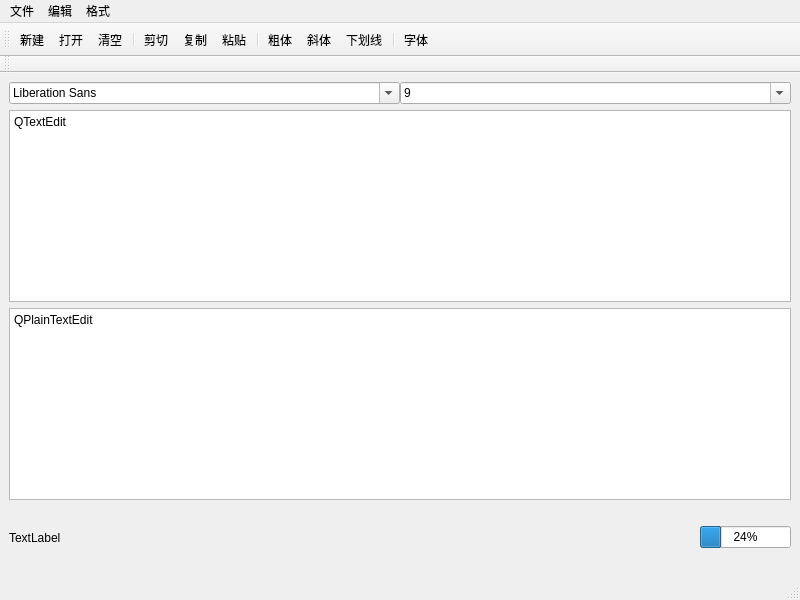
Before: the Qt Designer form _en/Computer/Operating_System/Qt_C++_Programming/Notebook/Notebook.ui in bss9395/bss9395.github.io, drawn with Qt 5.
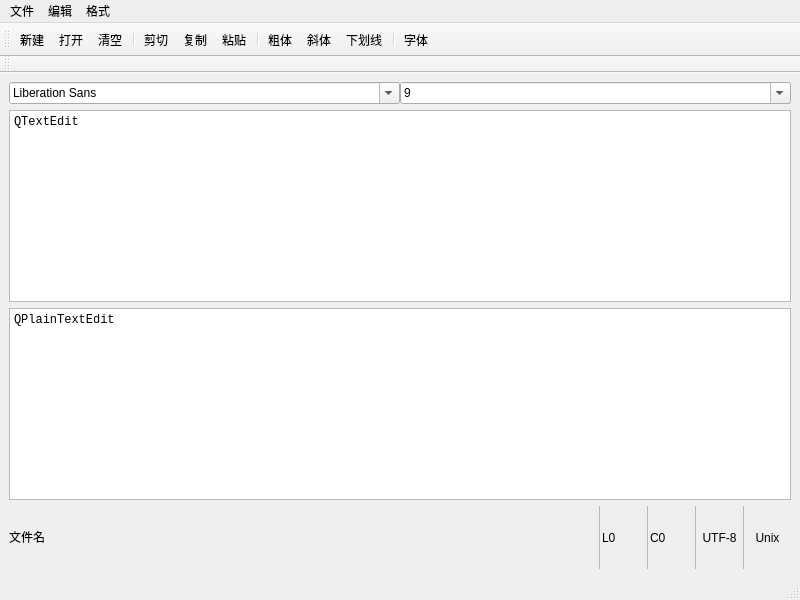
After: the same form once the commit is applied. Icons and pictures are not drawn.

```diff
--- a/_en/Computer/Operating_System/Qt_C++_Programming/Notebook/Notebook.ui
+++ b/_en/Computer/Operating_System/Qt_C++_Programming/Notebook/Notebook.ui
@@ -225,17 +225,27 @@
     </item>
     <item>
      <widget class="QTextEdit" name="TE_Notebook">
+      <property name="font">
+       <font>
+        <family>Consolas</family>
+       </font>
+      </property>
       <property name="html">
        <string>&lt;!DOCTYPE HTML PUBLIC &quot;-//W3C//DTD HTML 4.0//EN&quot; &quot;http://www.w3.org/TR/REC-html40/strict.dtd&quot;&gt;
 &lt;html&gt;&lt;head&gt;&lt;meta name=&quot;qrichtext&quot; content=&quot;1&quot; /&gt;&lt;style type=&quot;text/css&quot;&gt;
 p, li { white-space: pre-wrap; }
-&lt;/style&gt;&lt;/head&gt;&lt;body style=&quot; font-family:'SimSun'; font-size:9pt; font-weight:400; font-style:normal;&quot;&gt;
+&lt;/style&gt;&lt;/head&gt;&lt;body style=&quot; font-family:'Consolas'; font-size:9pt; font-weight:400; font-style:normal;&quot;&gt;
 &lt;p style=&quot; margin-top:0px; margin-bottom:0px; margin-left:0px; margin-right:0px; -qt-block-indent:0; text-indent:0px;&quot;&gt;QTextEdit&lt;/p&gt;&lt;/body&gt;&lt;/html&gt;</string>
       </property>
      </widget>
     </item>
     <item>
      <widget class="QPlainTextEdit" name="PTE_Notebook">
+      <property name="font">
+       <font>
+        <family>Consolas</family>
+       </font>
+      </property>
       <property name="plainText">
        <string>QPlainTextEdit</string>
       </property>
@@ -274,22 +284,166 @@
         <number>0</number>
        </property>
        <item>
-        <widget class="QLabel" name="L_Filename">
+        <widget class="QPushButton" name="PB_Filename">
+         <property name="font">
+          <font>
+           <family>Consolas</family>
+          </font>
+         </property>
+         <property name="styleSheet">
+          <string notr="true">QPushButton { 
+	text-align: left;
+	border: 0px;
+}</string>
+         </property>
          <property name="text">
-          <string>TextLabel</string>
+          <string>文件名</string>
          </property>
+         <property name="default">
+          <bool>false</bool>
+         </property>
+         <property name="flat">
+          <bool>false</bool>
+         </property>
         </widget>
        </item>
        <item>
-        <widget class="QProgressBar" name="PB_Font_Size">
+        <widget class="QSpinBox" name="SB_Line">
          <property name="sizePolicy">
-          <sizepolicy hsizetype="Fixed" vsizetype="Fixed">
+          <sizepolicy hsizetype="Fixed" vsizetype="Expanding">
            <horstretch>0</horstretch>
            <verstretch>0</verstretch>
           </sizepolicy>
          </property>
-         <property name="value">
-          <number>24</number>
+         <property name="minimumSize">
+          <size>
+           <width>48</width>
+           <height>0</height>
+          </size>
+         </property>
+         <property name="maximumSize">
+          <size>
+           <width>48</width>
+           <height>16777215</height>
+          </size>
+         </property>
+         <property name="styleSheet">
+          <string notr="true">QSpinBox {
+	background-color: rgba(0, 0, 0, 0.0);
+	border: 0px solid;
+	border-left: 1px solid rgba(127, 127, 127, 0.5);
+}</string>
+         </property>
+         <property name="buttonSymbols">
+          <enum>QAbstractSpinBox::NoButtons</enum>
+         </property>
+         <property name="prefix">
+          <string>L</string>
+         </property>
+        </widget>
+       </item>
+       <item>
+        <widget class="QSpinBox" name="SB_Column">
+         <property name="sizePolicy">
+          <sizepolicy hsizetype="Fixed" vsizetype="Expanding">
+           <horstretch>0</horstretch>
+           <verstretch>0</verstretch>
+          </sizepolicy>
+         </property>
+         <property name="minimumSize">
+          <size>
+           <width>48</width>
+           <height>0</height>
+          </size>
+         </property>
+         <property name="maximumSize">
+          <size>
+           <width>48</width>
+           <height>16777215</height>
+          </size>
+         </property>
+         <property name="styleSheet">
+          <string notr="true">QSpinBox {
+	background-color: rgba(0, 0, 0, 0.0);
+	border: 0px solid;
+	border-left: 1px solid rgba(127, 127, 127, 0.5);
+}</string>
+         </property>
+         <property name="frame">
+          <bool>false</bool>
+         </property>
+         <property name="buttonSymbols">
+          <enum>QAbstractSpinBox::NoButtons</enum>
+         </property>
+         <property name="suffix">
+          <string/>
+         </property>
+         <property name="prefix">
+          <string>C</string>
+         </property>
+        </widget>
+       </item>
+       <item>
+        <widget class="QPushButton" name="PB_Encode">
+         <property name="sizePolicy">
+          <sizepolicy hsizetype="Fixed" vsizetype="Expanding">
+           <horstretch>0</horstretch>
+           <verstretch>0</verstretch>
+          </sizepolicy>
+         </property>
+         <property name="minimumSize">
+          <size>
+           <width>48</width>
+           <height>0</height>
+          </size>
+         </property>
+         <property name="maximumSize">
+          <size>
+           <width>16777215</width>
+           <height>16777215</height>
+          </size>
+         </property>
+         <property name="styleSheet">
+          <string notr="true">QPushButton { 
+	text-align: center;
+	border: 0px solid;
+	border-left: 1px solid rgba(127, 127, 127, 0.5);
+}</string>
+         </property>
+         <property name="text">
+          <string>UTF-8</string>
+         </property>
+        </widget>
+       </item>
+       <item>
+        <widget class="QPushButton" name="PB_Ending">
+         <property name="sizePolicy">
+          <sizepolicy hsizetype="Fixed" vsizetype="Expanding">
+           <horstretch>0</horstretch>
+           <verstretch>0</verstretch>
+          </sizepolicy>
+         </property>
+         <property name="minimumSize">
+          <size>
+           <width>48</width>
+           <height>0</height>
+          </size>
+         </property>
+         <property name="maximumSize">
+          <size>
+           <width>16777215</width>
+           <height>16777215</height>
+          </size>
+         </property>
+         <property name="styleSheet">
+          <string notr="true">QPushButton { 
+	text-align: center;
+	border: 0px solid;
+	border-left: 1px solid rgba(127, 127, 127, 0.5);
+}</string>
+         </property>
+         <property name="text">
+          <string>Unix</string>
          </property>
         </widget>
        </item>
```
